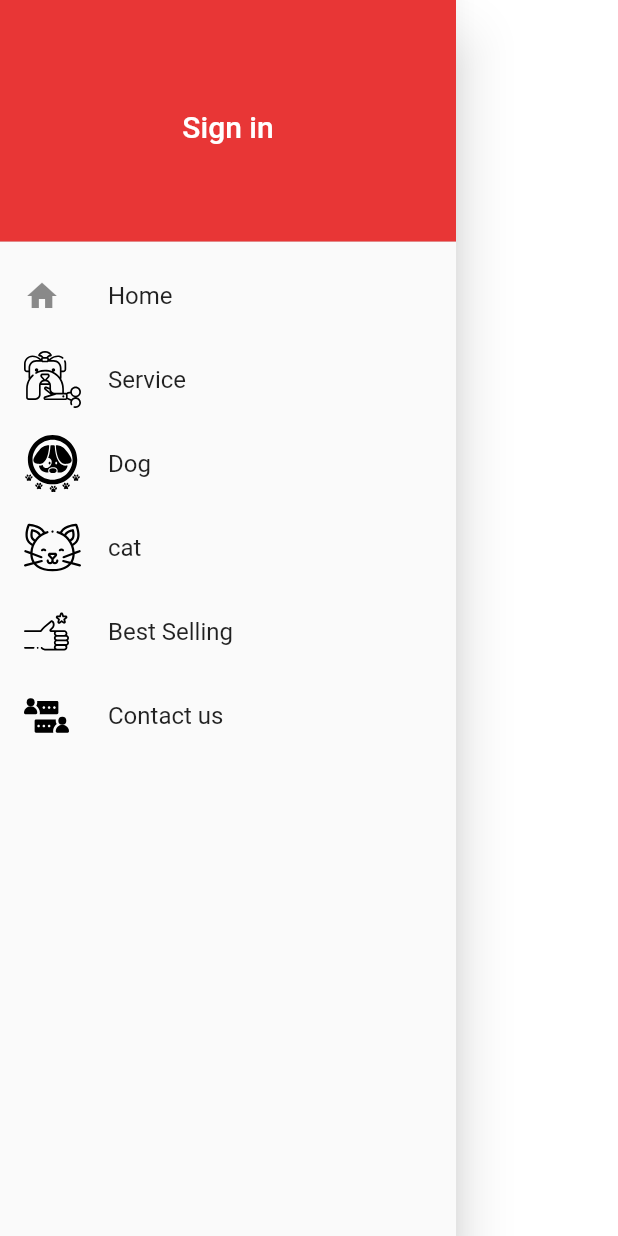
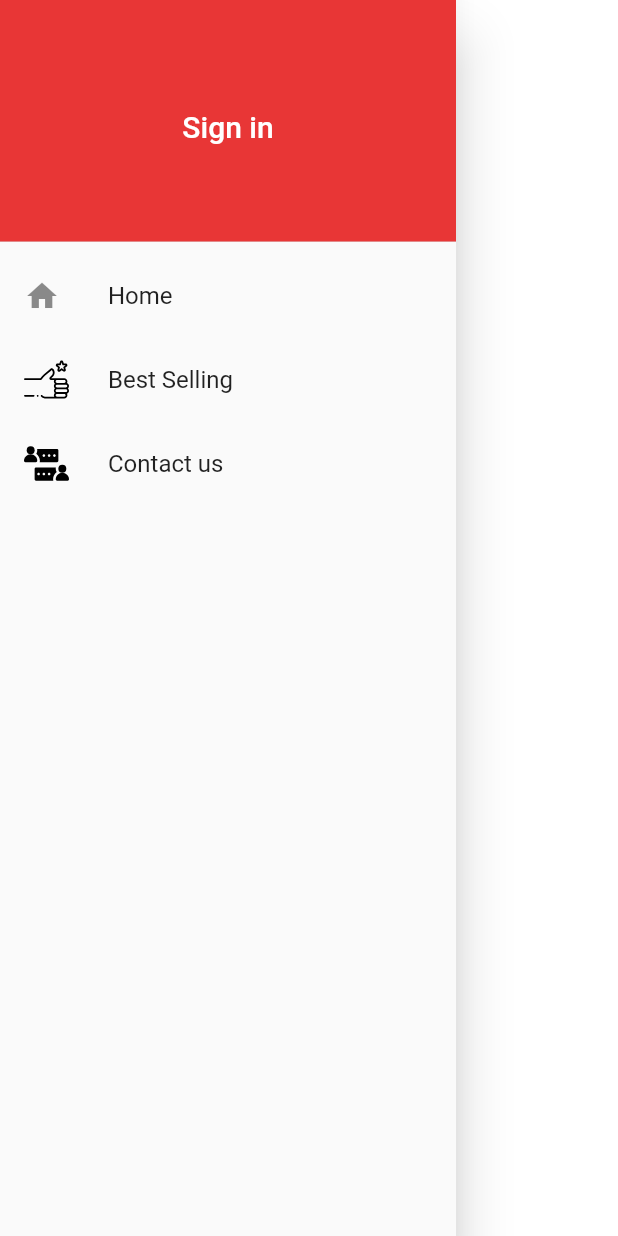
Before and after one commit to Asayed23/PawPointeg, a Flutter app: the Thedrawer widget shown alone on an empty page, opened directly, on a phone screen of 412 x 824 dp. Run offline on Flutter 3.47's test engine with Material 2 defaults, Android fonts, the phone set to English and light mode, and no system bars; our stand-ins replace animated_splash_screen, badges, firebase_messaging, flutter_redux, flutter_svg and 7 more; missing offline and left inert: adobe_xd, dart:ffi, flutter_search_bar, loading_animations, redux_logging; accounts and stored records are empty; Roboto replaces fonts that are missing (Muli); project files that could hold a hidden picture were left out.

Commit message:
after updating contactus drawer productpage add

```diff
--- a/lib/pages/common/thedrawer.dart
+++ b/lib/pages/common/thedrawer.dart
@@ -71,63 +71,65 @@ class _ThedrawerState extends State<Thedrawer> {
                       Navigator.pop(context);
                     },
                   ),
-                  ListTile(
-                    leading: SvgPicture.asset(
-                      "assets/icons/pet-grooming.svg",
-                      width: 38,
-                      height: 38,
-                    ),
-                    title: Text('Service'),
-                    onTap: () {
-                      _filterProduct.pet = 'outoffilter';
-                      _filterProduct.category = 'outoffilter';
-                      _filterProduct.bestSelling = false;
-                      _filterProduct.limitedOffer = false;
-                      _filterProduct.service = 'service';
-                      _filterProduct.subCategory = 'outoffilter';
-                      Navigator.pushNamed(context, '/products',
-                          arguments: {'thetarget': _filterProduct.toJson()});
-                    },
-                  ),
-                  ListTile(
-                    leading: SvgPicture.asset(
-                      "assets/icons/pet-hotel-signal.svg",
-                      width: 38,
-                      height: 38,
-                    ), // Image.asset('assets/icons/dog.svg'),
-                    title: Text('Dog'),
-                    onTap: () {
-                      _filterProduct.pet = 'Dog';
-                      _filterProduct.category = 'outoffilter';
-                      _filterProduct.bestSelling = false;
-                      _filterProduct.limitedOffer = false;
-                      _filterProduct.service = 'product';
-                      _filterProduct.subCategory = 'outoffilter';
-                      Navigator.pushNamed(context, '/products',
-                          arguments: {'thetarget': _filterProduct.toJson()});
-                    },
-                  ),
-                  ListTile(
-                    leading: SvgPicture.asset(
-                      "assets/icons/cat (1).svg",
-                      width: 38,
-                      height: 38,
-                    ), // Image.asset('assets/icons/dog.svg'),
-                    title: Text('cat'),
-                    onTap: () {
-                      // Update the state of the app
-                      // ...
-                      // Then close the drawer
-                      _filterProduct.pet = 'Cat';
-                      _filterProduct.category = 'outoffilter';
-                      _filterProduct.bestSelling = false;
-                      _filterProduct.limitedOffer = false;
-                      _filterProduct.service = 'product';
-                      _filterProduct.subCategory = 'outoffilter';
-                      Navigator.pushNamed(context, '/products',
-                          arguments: {'thetarget': _filterProduct.toJson()});
-                    },
-                  ),
+
+                  // ListTile(
+                  //   leading: SvgPicture.asset(
+                  //     "assets/icons/pet-grooming.svg",
+                  //     width: 38,
+                  //     height: 38,
+                  //   ),
+                  //   title: Text('Service'),
+                  //   onTap: () {
+                  //     _filterProduct.pet = 'outoffilter';
+                  //     _filterProduct.category = 'outoffilter';
+                  //     _filterProduct.bestSelling = false;
+                  //     _filterProduct.limitedOffer = false;
+                  //     _filterProduct.service = 'service';
+                  //     _filterProduct.subCategory = 'outoffilter';
+                  //     Navigator.pushNamed(context, '/products',
+                  //         arguments: {'thetarget': _filterProduct.toJson()});
+                  //   },
+                  // ),
+                  // ListTile(
+                  //   leading: SvgPicture.asset(
+                  //     "assets/icons/pet-hotel-signal.svg",
+                  //     width: 38,
+                  //     height: 38,
+                  //   ), // Image.asset('assets/icons/dog.svg'),
+                  //   title: Text('Dog'),
+                  //   onTap: () {
+                  //     _filterProduct.pet = 'Dog';
+                  //     _filterProduct.category = 'outoffilter';
+                  //     _filterProduct.bestSelling = false;
+                  //     _filterProduct.limitedOffer = false;
+                  //     _filterProduct.service = 'product';
+                  //     _filterProduct.subCategory = 'outoffilter';
+                  //     Navigator.pushNamed(context, '/products',
+                  //         arguments: {'thetarget': _filterProduct.toJson()});
+                  //   },
+                  // ),
+                  // ListTile(
+                  //   leading: SvgPicture.asset(
+                  //     "assets/icons/cat (1).svg",
+                  //     width: 38,
+                  //     height: 38,
+                  //   ), // Image.asset('assets/icons/dog.svg'),
+                  //   title: Text('cat'),
+                  //   onTap: () {
+                  //     // Update the state of the app
+                  //     // ...
+                  //     // Then close the drawer
+                  //     _filterProduct.pet = 'Cat';
+                  //     _filterProduct.category = 'outoffilter';
+                  //     _filterProduct.bestSelling = false;
+                  //     _filterProduct.limitedOffer = false;
+                  //     _filterProduct.service = 'product';
+                  //     _filterProduct.subCategory = 'outoffilter';
+                  //     Navigator.pushNamed(context, '/products',
+                  //         arguments: {'thetarget': _filterProduct.toJson()});
+                  //   },
+                  // ),
+
                   ListTile(
                     leading: SvgPicture.asset(
                       "assets/icons/like.svg",
```
Also changed, not shown: lib/pages/contactus/contactus.dart (+13 -22 lines), lib/pages/product/products_page.dart (+45 -56 lines), lib/pages/shippingaddress/address_form/filling_address_page.dart (+27 -24 lines).
